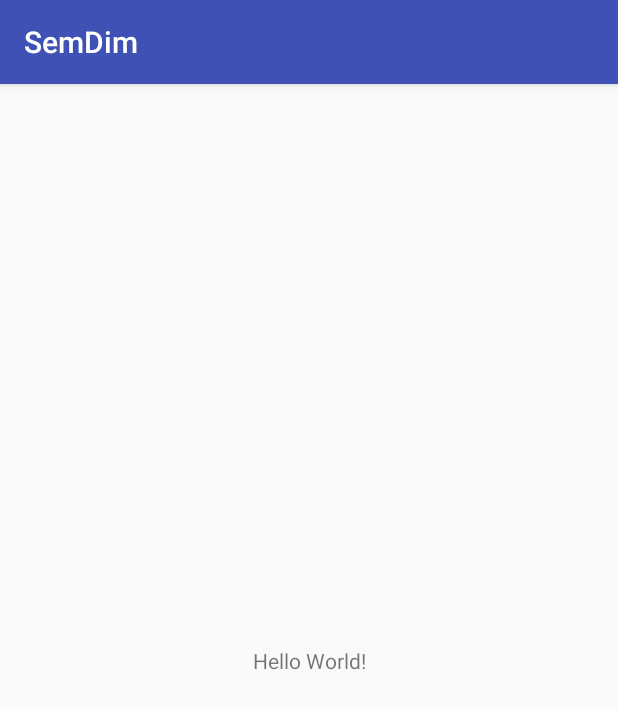
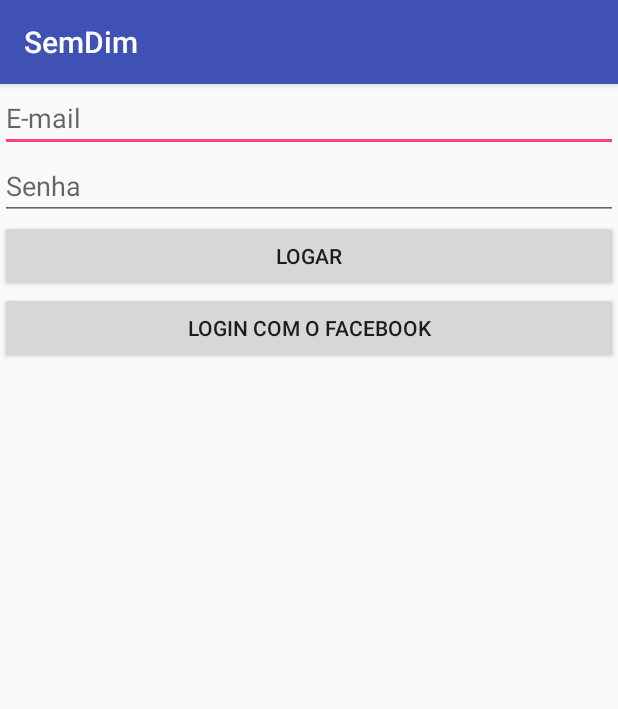
Before and after one commit to lassulfi/SemDim, an Android app: the screen it shows after launch (MainActivity before the commit, LoginActivity after it), on a phone screen of 412 x 824 dp. Shown: the top 709 px of the screen. Run offline under Robolectric (Android 15) with nearby library versions, the phone set to English and light mode, and no system bars.

Commit message:
Inicio da codificação da tela de login

```diff
--- a/app/src/main/AndroidManifest.xml
+++ b/app/src/main/AndroidManifest.xml
@@ -10,10 +10,12 @@
         android:supportsRtl="true"
         android:theme="@style/AppTheme">
         <activity android:name=".MainActivity">
+        </activity>
+        <activity android:name=".LoginActivity">
             <intent-filter>
                 <action android:name="android.intent.action.MAIN" />
 
-                <category android:name="android.intent.category.LAUNCHER" />
+                <category android:name="android.intent.category.LAUNCHER"/>
             </intent-filter>
         </activity>
     </application>
--- /dev/null
+++ b/app/src/main/java/br/com/semdimapp/semdim/LoginActivity.java
@@ -0,0 +1,19 @@
+package br.com.semdimapp.semdim;
+
+import android.support.v7.app.AppCompatActivity;
+import android.os.Bundle;
+import android.widget.Button;
+
+public class LoginActivity extends AppCompatActivity {
+
+    //Atributos
+    private Button loginButton;
+    private Button facebookLoginButon;
+
+
+    @Override
+    protected void onCreate(Bundle savedInstanceState) {
+        super.onCreate(savedInstanceState);
+        setContentView(R.layout.activity_login);
+    }
+}
--- /dev/null
+++ b/app/src/main/res/layout/activity_login.xml
@@ -0,0 +1,39 @@
+<?xml version="1.0" encoding="utf-8"?>
+<LinearLayout xmlns:android="http://schemas.android.com/apk/res/android"
+    xmlns:app="http://schemas.android.com/apk/res-auto"
+    xmlns:tools="http://schemas.android.com/tools"
+    android:layout_width="match_parent"
+    android:layout_height="match_parent"
+    tools:context=".LoginActivity"
+    android:orientation="vertical">
+
+    <EditText
+        android:layout_width="match_parent"
+        android:layout_height="wrap_content"
+        android:id="@+id/tb_username"
+        android:hint="@string/tb_username_hint"
+        android:inputType="textEmailAddress"
+        />
+
+    <EditText
+        android:layout_width="match_parent"
+        android:layout_height="wrap_content"
+        android:id="@+id/tb_password"
+        android:hint="@string/tb_password_hint"
+        android:inputType="textPassword"
+        />
+
+    <Button
+        android:layout_width="match_parent"
+        android:layout_height="wrap_content"
+        android:id="@+id/btn_login"
+        android:text="@string/btn_login_text"/>
+
+    <Button
+        android:layout_width="match_parent"
+        android:layout_height="wrap_content"
+        android:id="@+id/btn_facebook_login"
+        android:text="@string/btn_facebook_login_hint"
+        />
+
+</LinearLayout>
--- a/app/src/main/res/values/strings.xml
+++ b/app/src/main/res/values/strings.xml
@@ -1,3 +1,8 @@
 <resources>
     <string name="app_name">SemDim</string>
+    <!-- Activity_Login strings -->
+    <string name="tb_username_hint">E-mail</string>
+    <string name="tb_password_hint">Senha</string>
+    <string name="btn_login_text">Logar</string>
+    <string name="btn_facebook_login_hint">Login com o Facebook</string>
 </resources>
```
